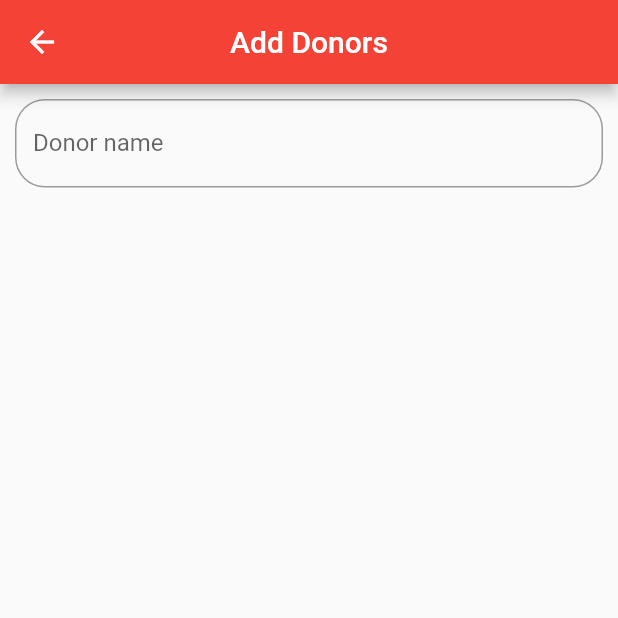
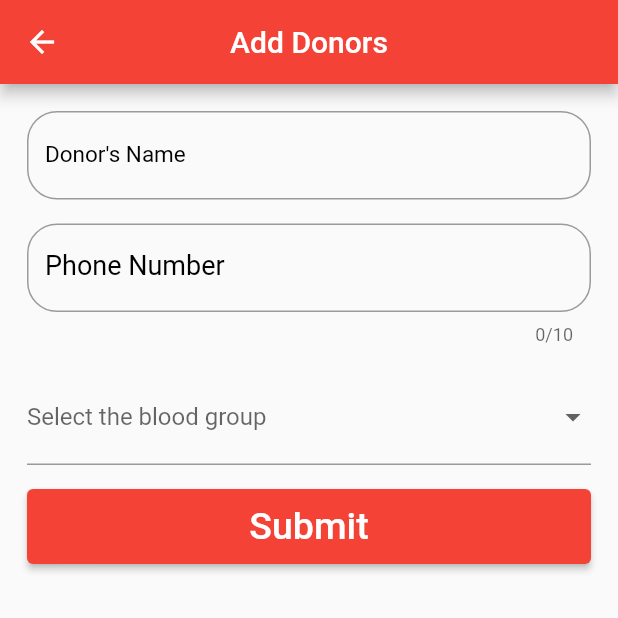
Before and after one commit to fathima-farhath/Blood_Donation_App, a Flutter app: the AddUser screen opened by its route, on a phone screen of 412 x 824 dp, the top half of it. Run offline on Flutter 3.47's test engine with Material 2 defaults, Android fonts, the phone set to English and light mode, and no system bars.

Commit message:
Added the form inside the add.dart file

```diff
--- a/lib/proj1/add.dart
+++ b/lib/proj1/add.dart
@@ -10,6 +10,9 @@ class AddUser extends StatefulWidget {
 }
 
 class _AddUserState extends State<AddUser> {
+
+  final blood_group=['A+','A-','AB+','AB-','O+','O-','B+','B-'];
+  String ? Selected_group;
   @override
   Widget build(BuildContext context) {
     return Scaffold(
@@ -26,12 +29,75 @@ class _AddUserState extends State<AddUser> {
         child: Column(
           // ignore: prefer_const_literals_to_create_immutables
           children: [
-            TextField(
-              decoration: InputDecoration(
-                border: OutlineInputBorder(
-                  borderRadius:BorderRadius.circular(20),
+            Padding(
+              padding: const EdgeInsets.all(8.0),
+              child: TextField(
+                decoration: InputDecoration(
+                  border: OutlineInputBorder(
+                    borderSide: BorderSide(color: Colors.amber),
+                    borderRadius:BorderRadius.circular(20),
+                  ),
+                  labelText:"Donor's Name",
+                  labelStyle: TextStyle(
+                    color: Colors.black,
+                    fontSize: 15.0,
+                  ),
+                  hintText: "Enter your name",
+                  hintStyle: TextStyle(
+                    color: Colors.black,
+                  ),
                 ),
-                label: Text("Donor name"),
+              ),
+            ),
+            Padding(
+              padding: const EdgeInsets.all(8.0),
+              child: TextField(
+                keyboardType: TextInputType.phone,
+                maxLength: 10,
+                decoration: InputDecoration(
+                  border: OutlineInputBorder(
+                    borderRadius:BorderRadius.circular(20),
+                  ),
+                  labelText:"Phone Number",
+                  labelStyle: TextStyle(
+                    color: Colors.black,
+                    fontSize: 18.0,
+                  ),
+                  hintText: "Enter your phone number",
+                  hintStyle: TextStyle(
+                    color: Colors.black,
+                  ),
+                ),
+              ),
+            ),
+            Padding(
+              padding: const EdgeInsets.all(8.0),
+              child: DropdownButtonFormField(
+                decoration: InputDecoration(label: Text(
+                  "Select the blood group"
+                )),
+                items: blood_group.map((e) => DropdownMenuItem(
+                child: Text(e),
+                value: e,
+                )).toList(),
+              onChanged:(val){
+                Selected_group=val as String?;
+              }),
+            ),
+            Padding(
+              padding: const EdgeInsets.all(8.0),
+              child: ElevatedButton(onPressed: (){
+
+              },style: ButtonStyle(
+                minimumSize: MaterialStatePropertyAll(Size(double.infinity,50 )),
+                backgroundColor: MaterialStatePropertyAll(Colors.red),
+                foregroundColor: MaterialStatePropertyAll(Colors.blue)
+              )
+              , child: Text("Submit",
+              style: TextStyle(
+                fontSize: 25.0,
+                color: Colors.white,
+              ),),
               ),
             )
           ],
```
